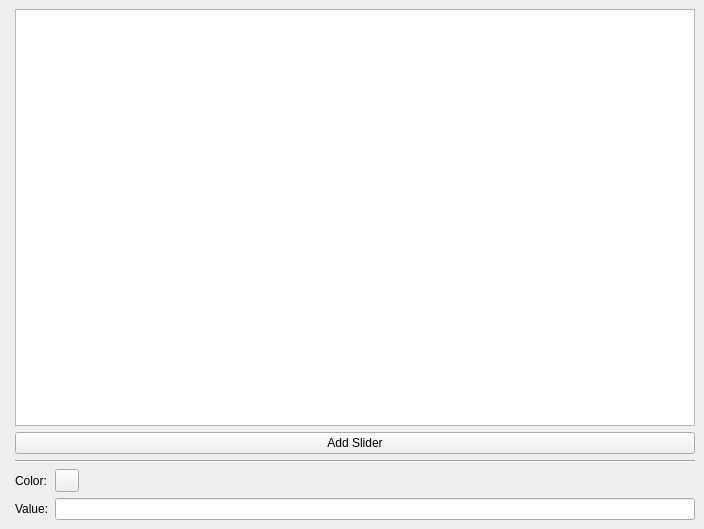
Above: Widgets/ShaderOptionsStackedWidget.ui from atdyer/adcircSubdomainTool before the change. Below: the same form after it.
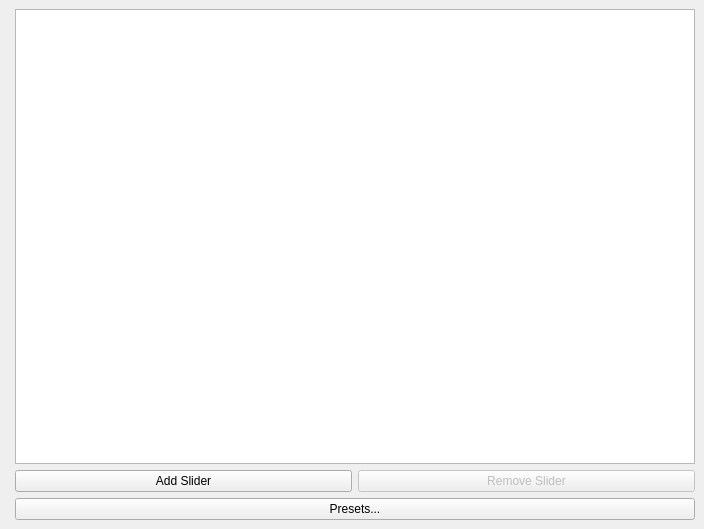
That is the form after the change. Custom widgets are drawn as their Qt base class.

Patch:
```diff
--- a/Widgets/ShaderOptionsStackedWidget.ui
+++ b/Widgets/ShaderOptionsStackedWidget.ui
@@ -253,50 +253,61 @@
     <item>
      <layout class="QVBoxLayout" name="verticalLayout">
       <item>
-       <widget class="QListWidget" name="sliderList"/>
-      </item>
-      <item>
-       <widget class="QPushButton" name="addSliderButton">
-        <property name="text">
-         <string>Add Slider</string>
+       <widget class="QListWidget" name="sliderList">
+        <property name="sizePolicy">
+         <sizepolicy hsizetype="Expanding" vsizetype="Expanding">
+          <horstretch>0</horstretch>
+          <verstretch>0</verstretch>
+         </sizepolicy>
         </property>
        </widget>
       </item>
       <item>
-       <widget class="Line" name="line">
-        <property name="orientation">
-         <enum>Qt::Horizontal</enum>
-        </property>
-       </widget>
-      </item>
-      <item>
-       <layout class="QGridLayout" name="gridLayout">
-        <item row="0" column="0">
-         <widget class="QLabel" name="label_5">
-          <property name="text">
-           <string>Color:</string>
+       <layout class="QHBoxLayout" name="horizontalLayout_2">
+        <item>
+         <widget class="QPushButton" name="addSliderButton">
+          <property name="sizePolicy">
+           <sizepolicy hsizetype="Expanding" vsizetype="Fixed">
+            <horstretch>0</horstretch>
+            <verstretch>0</verstretch>
+           </sizepolicy>
           </property>
-         </widget>
-        </item>
-        <item row="1" column="0">
-         <widget class="QLabel" name="label_6">
           <property name="text">
-           <string>Value:</string>
+           <string>Add Slider</string>
           </property>
          </widget>
         </item>
-        <item row="0" column="1">
-         <widget class="ColorButton" name="currentColorButton">
+        <item>
+         <widget class="QPushButton" name="removeSliderButton">
+          <property name="enabled">
+           <bool>false</bool>
+          </property>
+          <property name="sizePolicy">
+           <sizepolicy hsizetype="Expanding" vsizetype="Fixed">
+            <horstretch>0</horstretch>
+            <verstretch>0</verstretch>
+           </sizepolicy>
+          </property>
           <property name="text">
-           <string/>
+           <string>Remove Slider</string>
           </property>
          </widget>
         </item>
-        <item row="1" column="1">
-         <widget class="QLineEdit" name="currentValueLine"/>
-        </item>
        </layout>
       </item>
+      <item>
+       <widget class="QPushButton" name="presetsButton">
+        <property name="sizePolicy">
+         <sizepolicy hsizetype="Expanding" vsizetype="Fixed">
+          <horstretch>0</horstretch>
+          <verstretch>0</verstretch>
+         </sizepolicy>
+        </property>
+        <property name="text">
+         <string>Presets...</string>
+        </property>
+       </widget>
+      </item>
      </layout>
     </item>
    </layout>
@@ -333,11 +344,6 @@
    <header>Widgets/ColorWidgets/GradientSliderWidget.h</header>
    <container>1</container>
   </customwidget>
-  <customwidget>
-   <class>ColorButton</class>
-   <extends>QToolButton</extends>
-   <header>Widgets/ColorWidgets/ColorButton.h</header>
-  </customwidget>
  </customwidgets>
  <resources/>
  <connections/>
```
Left out of the diff: 9 changed lines with no effect on the pictures.
